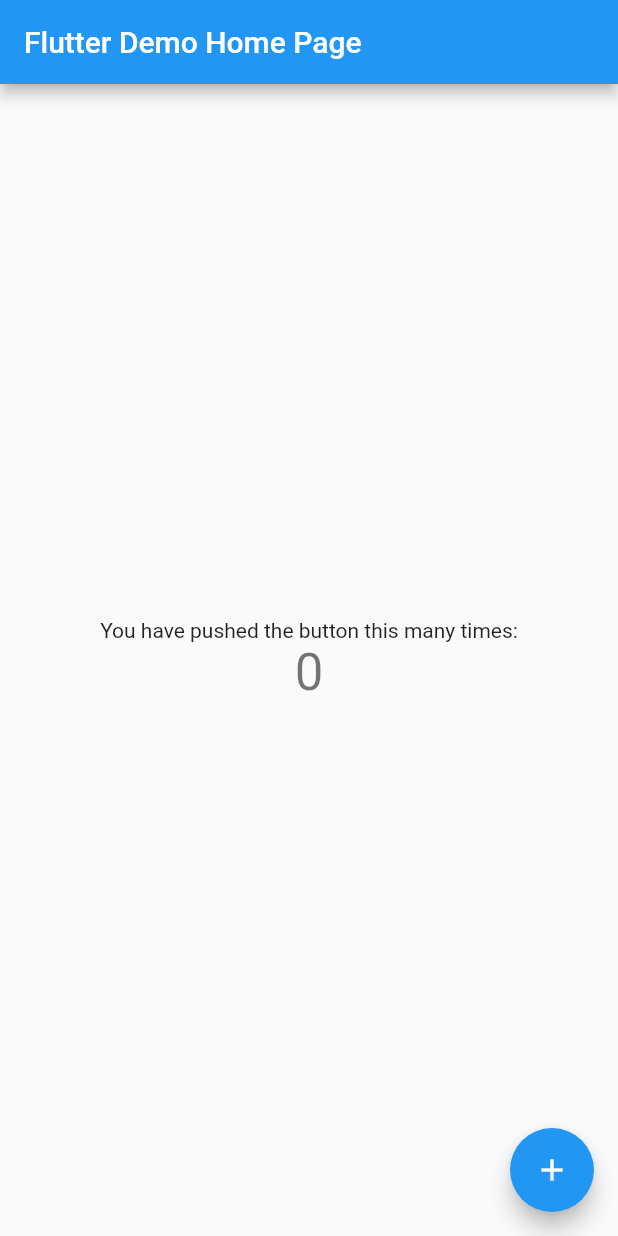
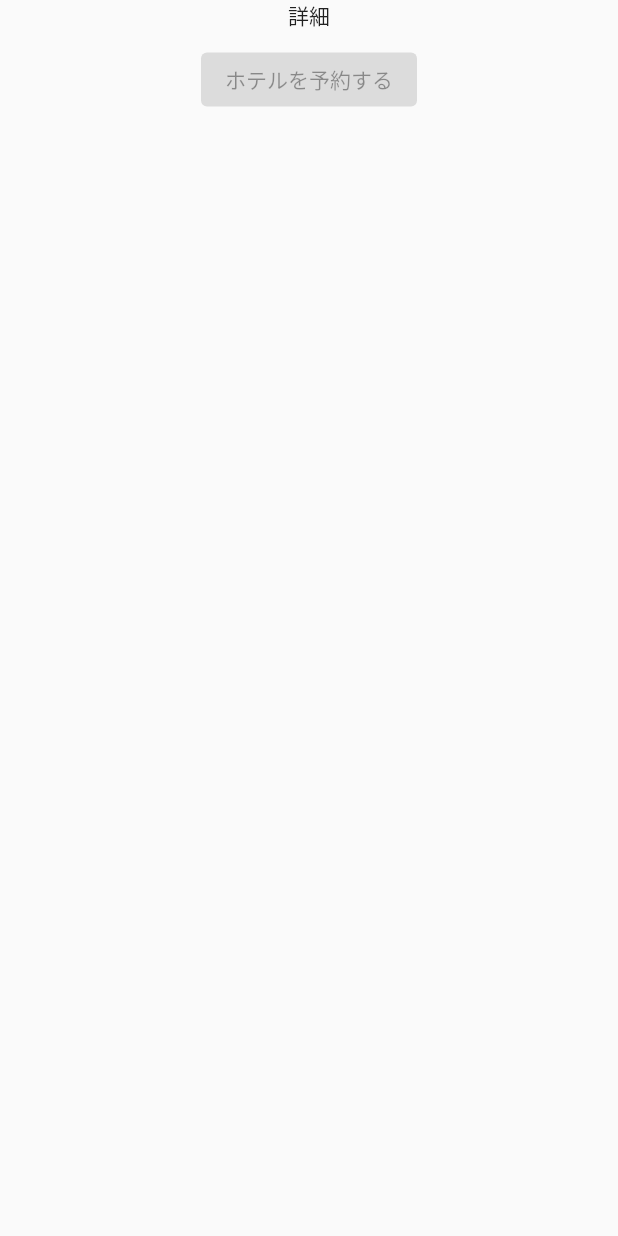
Before and after one commit to Ta23ka98/flutter_subject1, a Flutter app: the screen it shows after launch, on a phone screen of 412 x 824 dp. Run offline on Flutter 3.47's test engine with Material 2 defaults, Android fonts, the phone set to English and light mode, and no system bars.

Commit message:
add: DetailPageを追加し、初期画面で表示できるように変更

```diff
--- a/lib/main.dart
+++ b/lib/main.dart
@@ -1,4 +1,5 @@
 import 'package:flutter/material.dart';
+import 'package:flutter_subject1/presentation/detail_page.dart';
 
 void main() {
   runApp(const MyApp());
@@ -14,7 +15,7 @@
       theme: ThemeData(
         primarySwatch: Colors.blue,
       ),
-      home: const MyHomePage(title: 'Flutter Demo Home Page'),
+      home: const DetailPage(),
     );
   }
 }
--- /dev/null
+++ b/lib/presentation/detail_page.dart
@@ -0,0 +1,20 @@
+import 'package:flutter/material.dart';
+
+class DetailPage extends StatelessWidget {
+  const DetailPage({Key? key}) : super(key: key);
+
+  @override
+  Widget build(BuildContext context) {
+    return Scaffold(
+      body: Column(
+        children: [
+          Container(),
+          Row(),
+          Text("詳細"),
+          Card(),
+          ElevatedButton(onPressed: null, child: Text("ホテルを予約する")),
+        ],
+      ),
+    );
+  }
+}
```
